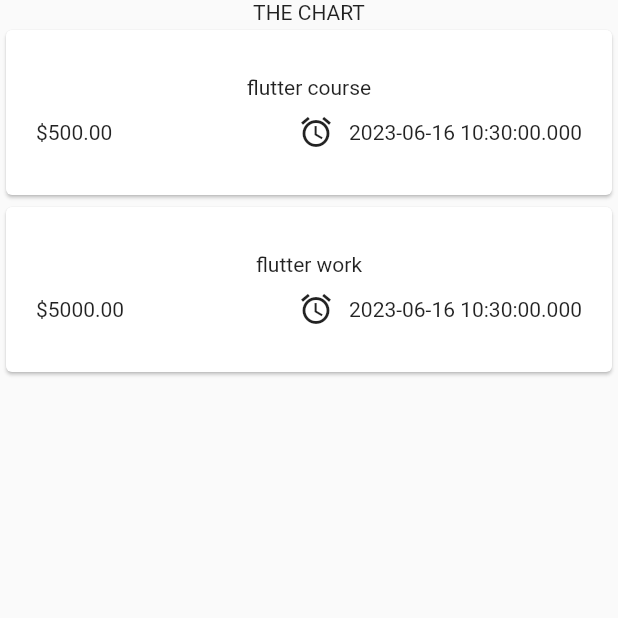
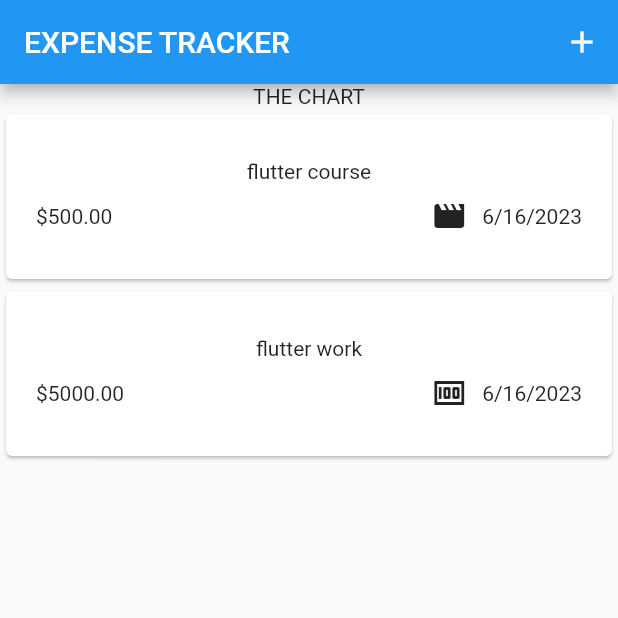
Before and after one commit to ilakshaygupt/flutter_demo_app, a Flutter app: the screen it shows after launch, on a phone screen of 412 x 824 dp, the top half of it. Run offline on Flutter 3.47's test engine with Material 2 defaults, Android fonts, the phone set to English and light mode, and no system bars; our stand-ins replace google_fonts.

Commit message:
addes appbar withstatic expense label

```diff
--- a/expense_manager/lib/expenses.dart
+++ b/expense_manager/lib/expenses.dart
@@ -1,4 +1,5 @@
 import 'package:expense_manager/expenses_list.dart';
+import 'package:expense_manager/widget/new_expense.dart';
 import 'package:flutter/material.dart';
 import 'package:expense_manager/models/expense.dart';
 
@@ -23,9 +24,19 @@ class _ExpensesState extends State<Expenses> {
         date: DateTime.now(),
         category: Category.other),
   ];
+
+  void _openAddExpenseOverlay() {
+    showModalBottomSheet(
+        context: context, builder: (ctx) => const NewExpense());
+  }
+
   @override
   Widget build(BuildContext context) {
     return Scaffold(
+      appBar: AppBar(title: const Text("EXPENSE TRACKER"), actions: [
+        IconButton(
+            onPressed: _openAddExpenseOverlay, icon: const Icon(Icons.add))
+      ]),
       body: Column(
         children: [
           const Text("THE CHART"),
--- a/expense_manager/lib/widget/expenses_list/expense_item.dart
+++ b/expense_manager/lib/widget/expenses_list/expense_item.dart
@@ -23,11 +23,11 @@ class ExpenseItem extends StatelessWidget {
                 const Spacer(),
                 Row(
                   children: [
-                    const Icon(Icons.alarm),
+                    Icon(categoryIcons[expense.category]),
                     const SizedBox(
                       width: 10,
                     ),
-                    Text(expense.date.toString())
+                    Text(expense.formattedDate)
                   ],
                 ),
               ],
--- a/expense_manager/pubspec.yaml
+++ b/expense_manager/pubspec.yaml
@@ -36,6 +36,7 @@ dependencies:
   # Use with the CupertinoIcons class for iOS style icons.
   cupertino_icons: ^1.0.2
   uuid: ^3.0.7
+  intl: ^0.18.1
 
 dev_dependencies:
   flutter_test:
```
Also changed, not shown: expense_manager/lib/widget/new_expense.dart (added, +27 -0 lines), expense_manager/pubspec.lock.
